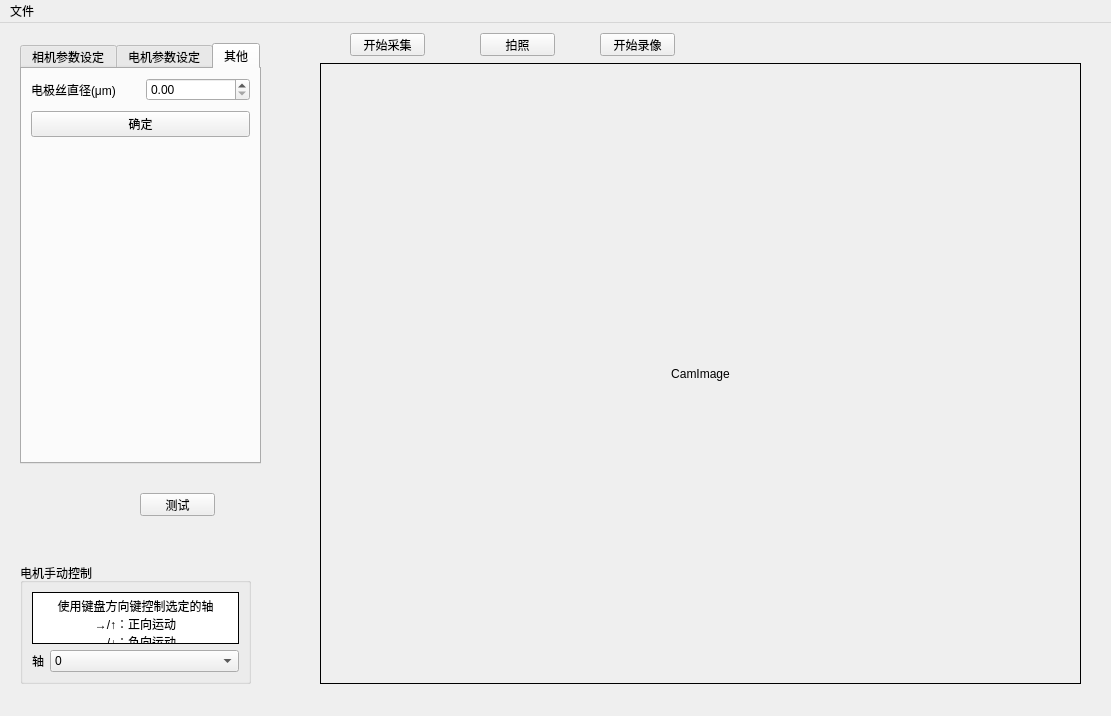
Before: the Qt Designer form src/ConstMicroDistanceSystem.ui in Maplefsnow/ConstMicroDistanceSystem, drawn with Qt 5.
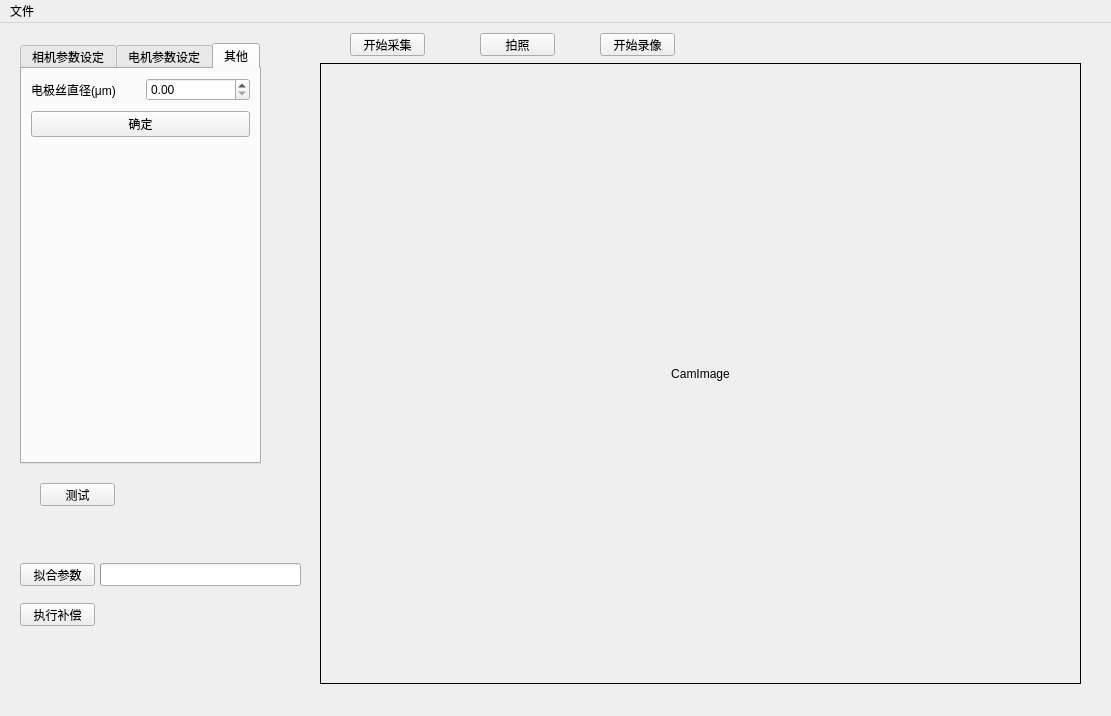
After: the same form once the commit is applied. The open tabs and pages were chosen to show the change.

```diff
--- a/src/ConstMicroDistanceSystem.ui
+++ b/src/ConstMicroDistanceSystem.ui
@@ -400,92 +400,6 @@
      </layout>
     </widget>
    </widget>
-   <widget class="QGroupBox" name="groupBox">
-    <property name="geometry">
-     <rect>
-      <x>20</x>
-      <y>540</y>
-      <width>231</width>
-      <height>121</height>
-     </rect>
-    </property>
-    <property name="title">
-     <string>电机手动控制</string>
-    </property>
-    <layout class="QFormLayout" name="formLayout_3">
-     <item row="0" column="0" colspan="2">
-      <widget class="QTextBrowser" name="textBrowser">
-       <property name="autoFillBackground">
-        <bool>false</bool>
-       </property>
-       <property name="frameShape">
-        <enum>QFrame::Box</enum>
-       </property>
-       <property name="frameShadow">
-        <enum>QFrame::Plain</enum>
-       </property>
-       <property name="lineWidth">
-        <number>1</number>
-       </property>
-       <property name="midLineWidth">
-        <number>0</number>
-       </property>
-       <property name="verticalScrollBarPolicy">
-        <enum>Qt::ScrollBarAlwaysOff</enum>
-       </property>
-       <property name="horizontalScrollBarPolicy">
-        <enum>Qt::ScrollBarAlwaysOff</enum>
-       </property>
-       <property name="sizeAdjustPolicy">
-        <enum>QAbstractScrollArea::AdjustToContentsOnFirstShow</enum>
-       </property>
-       <property name="html">
-        <string>&lt;!DOCTYPE HTML PUBLIC &quot;-//W3C//DTD HTML 4.0//EN&quot; &quot;http://www.w3.org/TR/REC-html40/strict.dtd&quot;&gt;
-&lt;html&gt;&lt;head&gt;&lt;meta name=&quot;qrichtext&quot; content=&quot;1&quot; /&gt;&lt;meta charset=&quot;utf-8&quot; /&gt;&lt;style type=&quot;text/css&quot;&gt;
-p, li { white-space: pre-wrap; }
-hr { height: 1px; border-width: 0; }
-li.unchecked::marker { content: &quot;\2610&quot;; }
-li.checked::marker { content: &quot;\2612&quot;; }
-&lt;/style&gt;&lt;/head&gt;&lt;body style=&quot; font-family:'Microsoft YaHei UI'; font-size:9pt; font-weight:400; font-style:normal;&quot;&gt;
-&lt;p align=&quot;center&quot; style=&quot; margin-top:0px; margin-bottom:0px; margin-left:0px; margin-right:0px; -qt-block-indent:0; text-indent:0px;&quot;&gt;使用键盘方向键控制选定的轴&lt;/p&gt;
-&lt;p align=&quot;center&quot; style=&quot; margin-top:0px; margin-bottom:0px; margin-left:0px; margin-right:0px; -qt-block-indent:0; text-indent:0px;&quot;&gt;→/↑：正向运动&lt;/p&gt;
-&lt;p align=&quot;center&quot; style=&quot; margin-top:0px; margin-bottom:0px; margin-left:0px; margin-right:0px; -qt-block-indent:0; text-indent:0px;&quot;&gt;←/↓：负向运动&lt;/p&gt;&lt;/body&gt;&lt;/html&gt;</string>
-       </property>
-      </widget>
-     </item>
-     <item row="1" column="0">
-      <widget class="QLabel" name="label_6">
-       <property name="text">
-        <string>轴</string>
-       </property>
-      </widget>
-     </item>
-     <item row="1" column="1">
-      <widget class="QComboBox" name="comboBox">
-       <item>
-        <property name="text">
-         <string>0</string>
-        </property>
-       </item>
-       <item>
-        <property name="text">
-         <string>1</string>
-        </property>
-       </item>
-       <item>
-        <property name="text">
-         <string>2</string>
-        </property>
-       </item>
-       <item>
-        <property name="text">
-         <string>4</string>
-        </property>
-       </item>
-      </widget>
-     </item>
-    </layout>
-   </widget>
    <widget class="QPushButton" name="pushButton_switchGrab">
     <property name="geometry">
      <rect>
@@ -528,8 +442,8 @@
    <widget class="QPushButton" name="pushButton_test">
     <property name="geometry">
      <rect>
-      <x>140</x>
-      <y>470</y>
+      <x>40</x>
+      <y>460</y>
       <width>75</width>
       <height>23</height>
      </rect>
@@ -538,6 +452,51 @@
      <string>测试</string>
     </property>
    </widget>
+   <widget class="QPushButton" name="pushButton_getParams">
+    <property name="geometry">
+     <rect>
+      <x>20</x>
+      <y>540</y>
+      <width>75</width>
+      <height>23</height>
+     </rect>
+    </property>
+    <property name="text">
+     <string>拟合参数</string>
+    </property>
+   </widget>
+   <widget class="QPushButton" name="pushButton_doFeed">
+    <property name="geometry">
+     <rect>
+      <x>20</x>
+      <y>580</y>
+      <width>75</width>
+      <height>23</height>
+     </rect>
+    </property>
+    <property name="text">
+     <string>执行补偿</string>
+    </property>
+   </widget>
+   <widget class="QProgressBar" name="progressBar_fit">
+    <property name="geometry">
+     <rect>
+      <x>100</x>
+      <y>540</y>
+      <width>201</width>
+      <height>23</height>
+     </rect>
+    </property>
+    <property name="value">
+     <number>0</number>
+    </property>
+    <property name="textVisible">
+     <bool>false</bool>
+    </property>
+    <property name="invertedAppearance">
+     <bool>false</bool>
+    </property>
+   </widget>
   </widget>
   <widget class="QStatusBar" name="statusBar">
    <property name="sizeGripEnabled">
```
Left out of the diff: 40 changed lines with no effect on the pictures.
